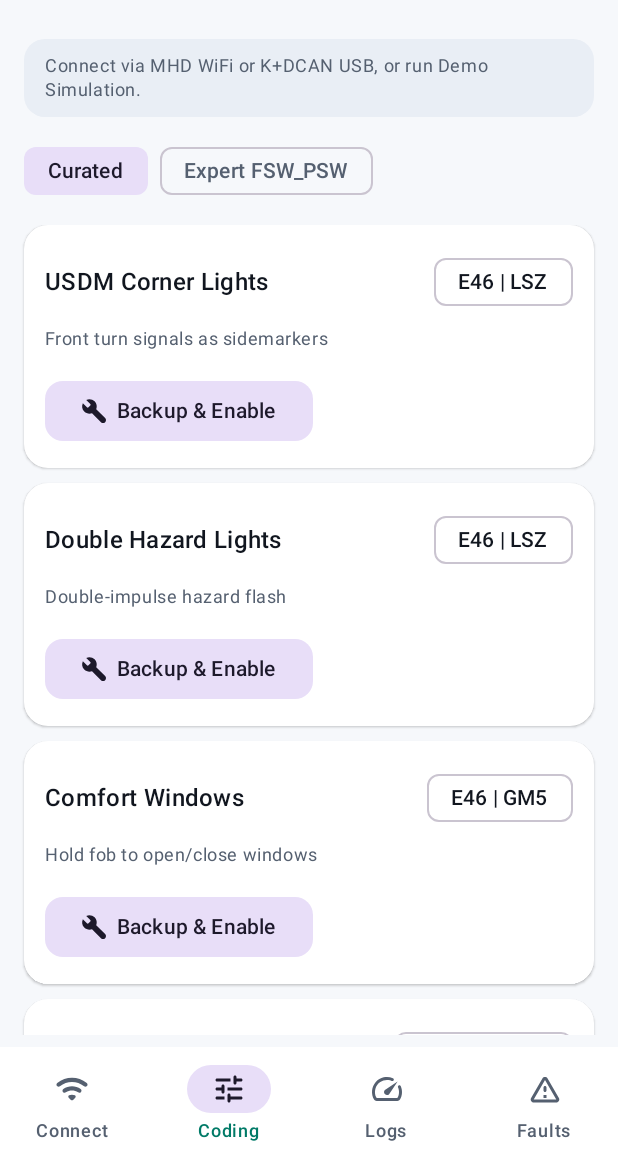
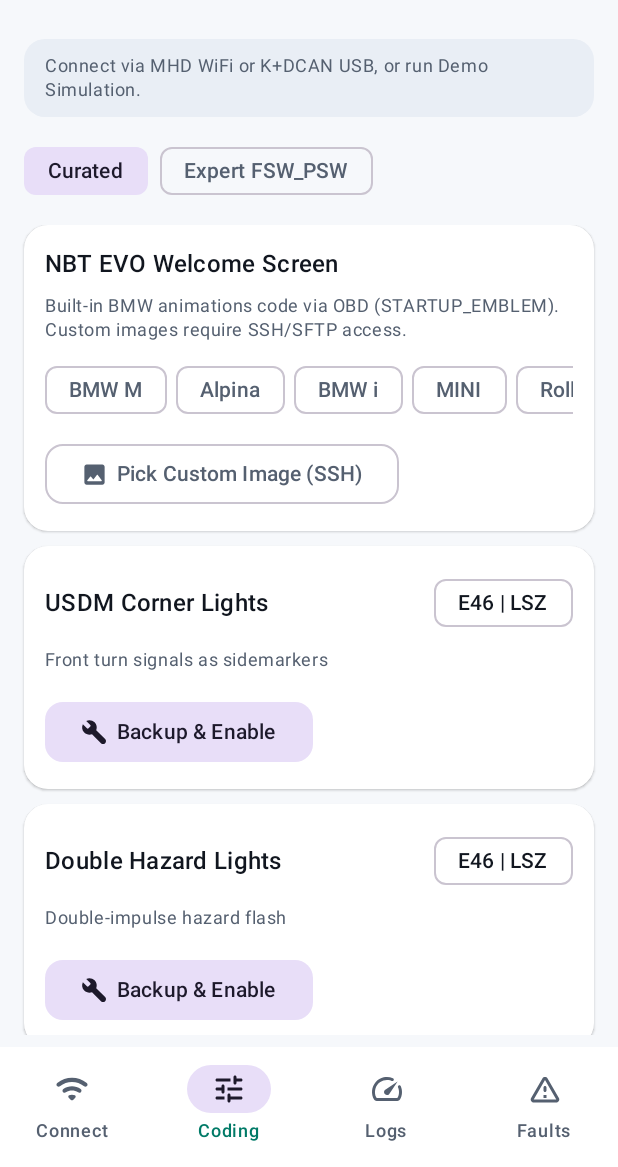
Before and after one commit to nojussta/handos, an Android app built with Jetpack Compose: the screen it shows after launch (MainActivity), item 2 of the bottom bar chosen, on a phone screen of 412 x 824 dp, the part 69-1236 px from its top. Run offline under Robolectric (Android 15) with nearby library versions, the phone set to English and light mode, and no system bars.

Commit message:
feat: welcome screen and ef coding (#1)

```diff
--- a/android/app/src/main/java/com/handos/bmw/MainActivity.kt
+++ b/android/app/src/main/java/com/handos/bmw/MainActivity.kt
@@ -213,6 +213,19 @@ fun HandosApp(
     var selectedChartParams by remember { mutableStateOf(setOf("boost", "rpm", "oil", "coolant")) }
     var expandedChart by remember { mutableStateOf(false) }
     var showSavedLogsPicker by remember { mutableStateOf(false) }
+    var selectedCustomSplashName by remember { mutableStateOf<String?>(null) }
+
+    val customSplashPicker = rememberLauncherForActivityResult(
+        contract = ActivityResultContracts.OpenDocument(),
+    ) { uri ->
+        if (uri == null) return@rememberLauncherForActivityResult
+        val name = context.contentResolver.query(uri, null, null, null, null)?.use { c ->
+            val idx = c.getColumnIndex(OpenableColumns.DISPLAY_NAME)
+            if (c.moveToFirst() && idx >= 0) c.getString(idx) else "custom_splash.png"
+        } ?: "custom_splash.png"
+        selectedCustomSplashName = name
+        statusText = "Selected custom splash '$name'. Note: pushing custom images to NBT EVO requires SSH/SFTP root access (not OBD FDL coding)."
+    }
 
     val csvImporter = rememberLauncherForActivityResult(
         contract = ActivityResultContracts.OpenDocument(),
@@ -241,18 +254,26 @@ fun HandosApp(
             CodingItemUi("e46_usdm_corners", "E46", "LSZ", "USDM Corner Lights", "Front turn signals as sidemarkers", "SIDEMARKER_US", "aktiv", "nicht_aktiv"),
             CodingItemUi("e46_double_hazard", "E46", "LSZ", "Double Hazard Lights", "Double-impulse hazard flash", "BLINKIMPULS_WARNBLK", "wert_02", "wert_01"),
             CodingItemUi("e46_comfort_windows", "E46", "GM5", "Comfort Windows", "Hold fob to open/close windows", "KOMFORTSCHLIESSUNG_FB", "aktiv", "nicht_aktiv"),
+            CodingItemUi("e46_auto_lock", "E46", "GM5", "Auto-Lock Doors Above 16 km/h", "Automatically lock doors when driving off", "VERRIEGELN_AUT_AB_X_KMH", "aktiv", "nicht_aktiv"),
             CodingItemUi("e8x_e9x_usdm_corners", "E8xE9x", "FRM", "USDM Corner Lights", "Dimmed front turn signals as sidemarkers", "SIDEMARKER_US", "aktiv", "nicht_aktiv"),
             CodingItemUi("e8x_e9x_double_hazard", "E8xE9x", "FRM", "Double Hazard Lights", "Double-impulse hazard blink", "DOPPELBLINKIMPULS_WARNBLK", "aktiv", "nicht_aktiv"),
+            CodingItemUi("e8x_e9x_welcome_lights", "E8xE9x", "FRM", "Welcome Lights on Unlock", "Turn on angel eyes & tail lights on unlock", "WELCOME_LIGHT_ACTIVE", "aktiv", "nicht_aktiv"),
             CodingItemUi("e8x_e9x_start_stop_memory", "E8xE9x", "IHKA", "Auto Start/Stop Memory", "Remember last Start/Stop state", "MSA_MEMORY", "aktiv", "nicht_aktiv"),
             CodingItemUi("e8x_e9x_digital_speedo", "E8xE9x", "KOMBI", "Digital Speedometer", "Uncorrected digital speed in cluster", "BC_DIGITAL_V", "aktiv", "nicht_aktiv"),
             CodingItemUi("fxx_start_stop_memory", "Fxx", "FEM_BODY", "Auto Start/Stop Memory", "Remember last Start/Stop state across restarts", "TCM_MSA_MEMORY", "aktiv", "nicht_aktiv"),
             CodingItemUi("fxx_start_stop_off_default", "Fxx", "FEM_BODY", "Auto Start/Stop Off by Default", "Default Start/Stop to OFF on every start", "TCM_MSA_DEFAULT_OFF", "aktiv", "nicht_aktiv"),
             CodingItemUi("fxx_digital_speedo", "Fxx", "KOMBI", "Digital Speedometer", "Show digital speed readout in cluster", "BC_DIGITAL_V", "aktiv", "nicht_aktiv"),
             CodingItemUi("fxx_mirrors_fold_lock", "Fxx", "FEM_BODY", "Fold Mirrors on Lock", "Fold side mirrors on key fob / comfort lock", "ASP_BEIKLAPPEN_BEI_KOMFORTSCHLIESSEN", "aktiv", "nicht_aktiv"),
+            CodingItemUi("fxx_door_handle_reverse", "Fxx", "FEM_BODY", "Door Handle LEDs in Reverse", "Light exterior door handles in reverse", "OVT_BEI_RUECKFAHRLICHT", "aktiv", "nicht_aktiv"),
             CodingItemUi("fxx_usdm_sidemarkers", "Fxx", "FEM_BODY", "USDM Corner Sidemarkers", "Enable US-spec front amber sidemarkers", "SIDEMARKER_US", "aktiv", "nicht_aktiv"),
             CodingItemUi("fxx_video_in_motion", "Fxx", "HU_NBT", "Video in Motion", "Remove iDrive video speed lock", "SPEEDLOCK_X_KMH_MAX", "werte=FF", "werte=03"),
             CodingItemUi("fxx_nbt_evo_aa_prep", "Fxx", "HU_NBT", "NBT EVO Android Auto Prep", "Enable CarLife slot & WLAN flags for NBT EVO AA", "CARLIFE", "aktiv", "nicht_aktiv"),
             CodingItemUi("fxx_nbt_evo_carplay_fullscreen", "Fxx", "HU_NBT", "NBT EVO CarPlay Fullscreen", "Enable fullscreen CarPlay on NBT EVO ID5/ID6", "CARPLAY_FULLSCREEN", "aktiv", "nicht_aktiv"),
+            CodingItemUi("fxx_welcome_emblem_m", "Fxx", "HU_NBT", "Welcome Screen: BMW M Logo", "NBT EVO startup animation: BMW M", "STARTUP_EMBLEM", "variant_01", "variant_00"),
+            CodingItemUi("fxx_welcome_emblem_alpina", "Fxx", "HU_NBT", "Welcome Screen: Alpina", "NBT EVO startup animation: Alpina", "STARTUP_EMBLEM", "variant_08", "variant_00"),
+            CodingItemUi("fxx_welcome_emblem_bmw_i", "Fxx", "HU_NBT", "Welcome Screen: BMW i", "NBT EVO startup animation: BMW i", "STARTUP_EMBLEM", "variant_03", "variant_00"),
+            CodingItemUi("fxx_welcome_emblem_mini", "Fxx", "HU_NBT", "Welcome Screen: MINI", "NBT EVO startup animation: MINI", "STARTUP_EMBLEM", "variant_04", "variant_00"),
+            CodingItemUi("fxx_welcome_emblem_rr", "Fxx", "HU_NBT", "Welcome Screen: Rolls-Royce", "NBT EVO startup animation: Rolls-Royce", "STARTUP_EMBLEM", "variant_05", "variant_00"),
         )
     }
 
@@ -943,6 +964,53 @@ fun HandosApp(
                             verticalArrangement = Arrangement.spacedBy(10.dp),
                             contentPadding = PaddingValues(bottom = 12.dp),
                         ) {
+                            if (scannedVehicle == null || showAllVehicles || scannedVehicle?.ecus?.contains("HU_NBT") == true) {
+                                item {
+                                    ElevatedCard(
+                                        shape = RoundedCornerShape(16.dp),
+                                        colors = CardDefaults.elevatedCardColors(containerColor = MaterialTheme.colorScheme.surface),
+                                        modifier = Modifier.fillMaxWidth(),
+                                    ) {
+                                        Column(modifier = Modifier.padding(14.dp), verticalArrangement = Arrangement.spacedBy(8.dp)) {
+                                            Text("NBT EVO Welcome Screen", style = MaterialTheme.typography.titleMedium, fontWeight = FontWeight.SemiBold)
+                                            Text(
+                                                "Built-in BMW animations code via OBD (STARTUP_EMBLEM). Custom images require SSH/SFTP access.",
+                                                style = MaterialTheme.typography.bodySmall,
+                                                color = MaterialTheme.colorScheme.onSurfaceVariant,
+                                            )
+                                            val splashOptions = listOf(
+                                                "fxx_welcome_emblem_m" to "BMW M",
+                                                "fxx_welcome_emblem_alpina" to "Alpina",
+                                                "fxx_welcome_emblem_bmw_i" to "BMW i",
+                                                "fxx_welcome_emblem_mini" to "MINI",
+                                                "fxx_welcome_emblem_rr" to "Rolls-Royce",
+                                            )
+                                            LazyRow(horizontalArrangement = Arrangement.spacedBy(6.dp)) {
+                                                items(splashOptions) { (presetId, label) ->
+                                                    val active = enabledPresetIds.contains(presetId)
+                                                    FilterChip(
+                                                        selected = active,
+                                                        onClick = {
+                                                            codingItems.find { it.id == presetId }?.let { item ->
+                                                                pendingConfirm = PendingConfirmation(item, enable = !active)
+                                                            }
+                                                        },
+                                                        label = { Text(label) },
+                                                    )
+                                                }
+                                            }
+                                            OutlinedButton(
+                                                shape = RoundedCornerShape(12.dp),
+                                                onClick = { customSplashPicker.launch(arrayOf("image/*")) },
+                                            ) {
+                                                Icon(Icons.Rounded.Image, contentDescription = null, modifier = Modifier.size(18.dp))
+                                                Spacer(Modifier.width(6.dp))
+                                                Text(selectedCustomSplashName?.let { "Custom: $it" } ?: "Pick Custom Image (SSH)")
+                                            }
+                                        }
+                                    }
+                                }
+                            }
                             items(visibleCodingItems) { item ->
                                 val isEnabled = enabledPresetIds.contains(item.id)
                                 ElevatedCard(
```
Also changed, not shown: 3 other files.
